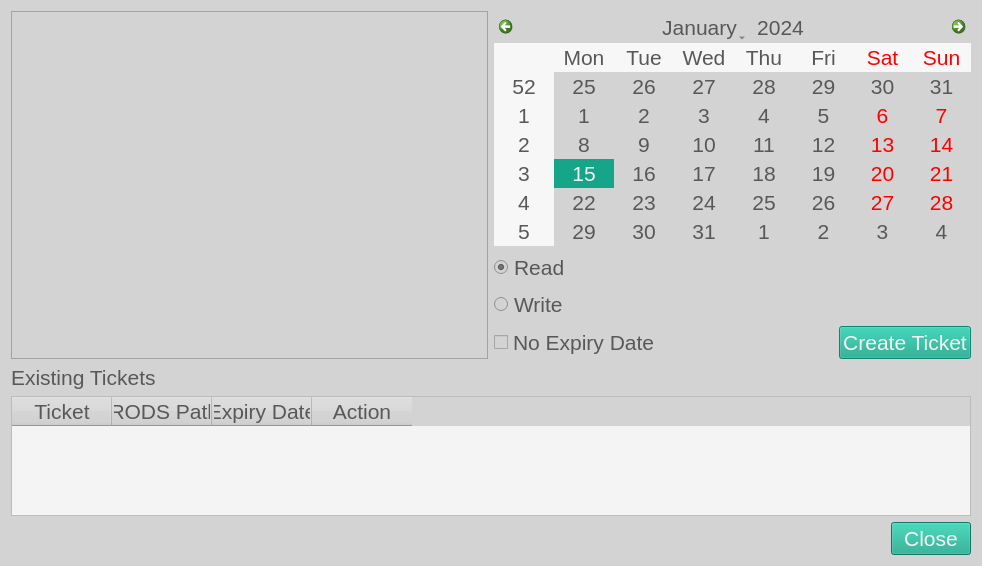
The window that ibridgesgui/ui_files/ticketEditor.ui (iBridges-for-iRODS/iBridges-GUI) describes before a commit, drawn with Qt 5.
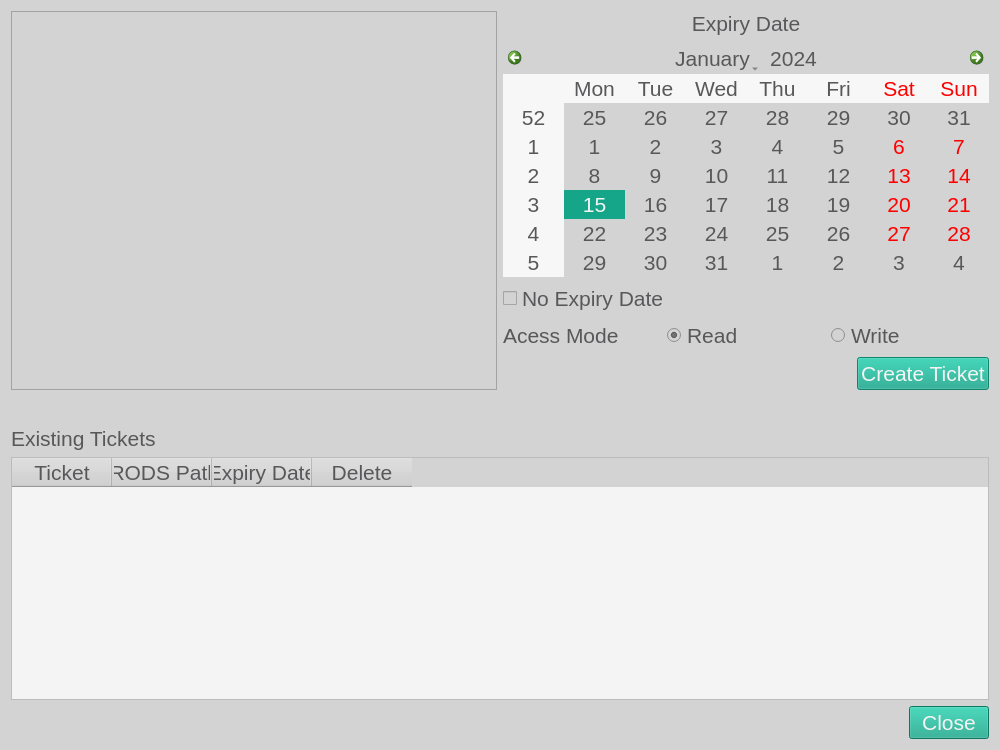
The same window after the commit.

Diff of the .ui file:
```diff
--- a/ibridgesgui/ui_files/ticketEditor.ui
+++ b/ibridgesgui/ui_files/ticketEditor.ui
@@ -6,8 +6,8 @@
    <rect>
     <x>0</x>
     <y>0</y>
-    <width>982</width>
-    <height>566</height>
+    <width>1000</width>
+    <height>750</height>
    </rect>
   </property>
   <property name="windowTitle">
@@ -55,14 +55,52 @@
    <item>
     <layout class="QHBoxLayout" name="horizontalLayout_2">
      <item>
-      <widget class="QTreeView" name="irods_tree_view"/>
+      <widget class="QTreeView" name="irods_tree_view">
+       <property name="editTriggers">
+        <set>QAbstractItemView::NoEditTriggers</set>
+       </property>
+      </widget>
      </item>
      <item>
-      <layout class="QVBoxLayout" name="verticalLayout">
+      <layout class="QVBoxLayout" name="verticalLayout_2">
+       <item>
+        <widget class="QLabel" name="label_2">
+         <property name="font">
+          <font>
+           <pointsize>16</pointsize>
+           <weight>50</weight>
+           <italic>false</italic>
+           <bold>false</bold>
+          </font>
+         </property>
+         <property name="text">
+          <string>Expiry Date</string>
+         </property>
+         <property name="alignment">
+          <set>Qt::AlignCenter</set>
+         </property>
+        </widget>
+       </item>
        <item>
         <widget class="QCalendarWidget" name="expiry_calendar"/>
        </item>
        <item>
+        <widget class="QCheckBox" name="expiry_checkbox">
+         <property name="text">
+          <string>No Expiry Date</string>
+         </property>
+        </widget>
+       </item>
+       <item>
+        <layout class="QHBoxLayout" name="horizontalLayout_3">
+         <item>
+          <widget class="QLabel" name="label_3">
+           <property name="text">
+            <string>Acess Mode</string>
+           </property>
+          </widget>
+         </item>
+         <item>
         <widget class="QRadioButton" name="read_button">
          <property name="text">
           <string>Read</string>
@@ -79,15 +117,10 @@
          </property>
         </widget>
        </item>
+        </layout>
+       </item>
        <item>
         <layout class="QHBoxLayout" name="horizontalLayout">
-         <item>
-          <widget class="QCheckBox" name="checkBox">
-           <property name="text">
-            <string>No Expiry Date</string>
-           </property>
-          </widget>
-         </item>
          <item>
           <spacer name="horizontalSpacer">
            <property name="orientation">
@@ -115,7 +148,12 @@
     </layout>
    </item>
    <item>
-    <layout class="QVBoxLayout" name="verticalLayout_2">
+    <widget class="QLabel" name="error_label">
+     <property name="text">
+      <string/>
+     </property>
+    </widget>
+   </item>
      <item>
       <widget class="QLabel" name="label">
        <property name="font">
@@ -133,6 +171,12 @@
      </item>
      <item>
       <widget class="QTableWidget" name="ticket_table">
+     <property name="maximumSize">
+      <size>
+       <width>1000</width>
+       <height>16777215</height>
+      </size>
+     </property>
        <column>
         <property name="text">
          <string>Ticket</string>
@@ -150,13 +194,13 @@
        </column>
        <column>
         <property name="text">
-         <string>Action</string>
+       <string>Delete</string>
         </property>
        </column>
       </widget>
      </item>
      <item>
-      <layout class="QHBoxLayout" name="horizontalLayout_3">
+    <layout class="QHBoxLayout" name="horizontalLayout_4">
        <item>
         <spacer name="horizontalSpacer_2">
          <property name="orientation">
@@ -176,8 +220,6 @@
           <string>Close</string>
          </property>
         </widget>
-       </item>
-      </layout>
      </item>
     </layout>
    </item>
```
Left out of the diff: 5 changed lines with no effect on the pictures. Lines whose indentation alone changed are shown as unchanged.
